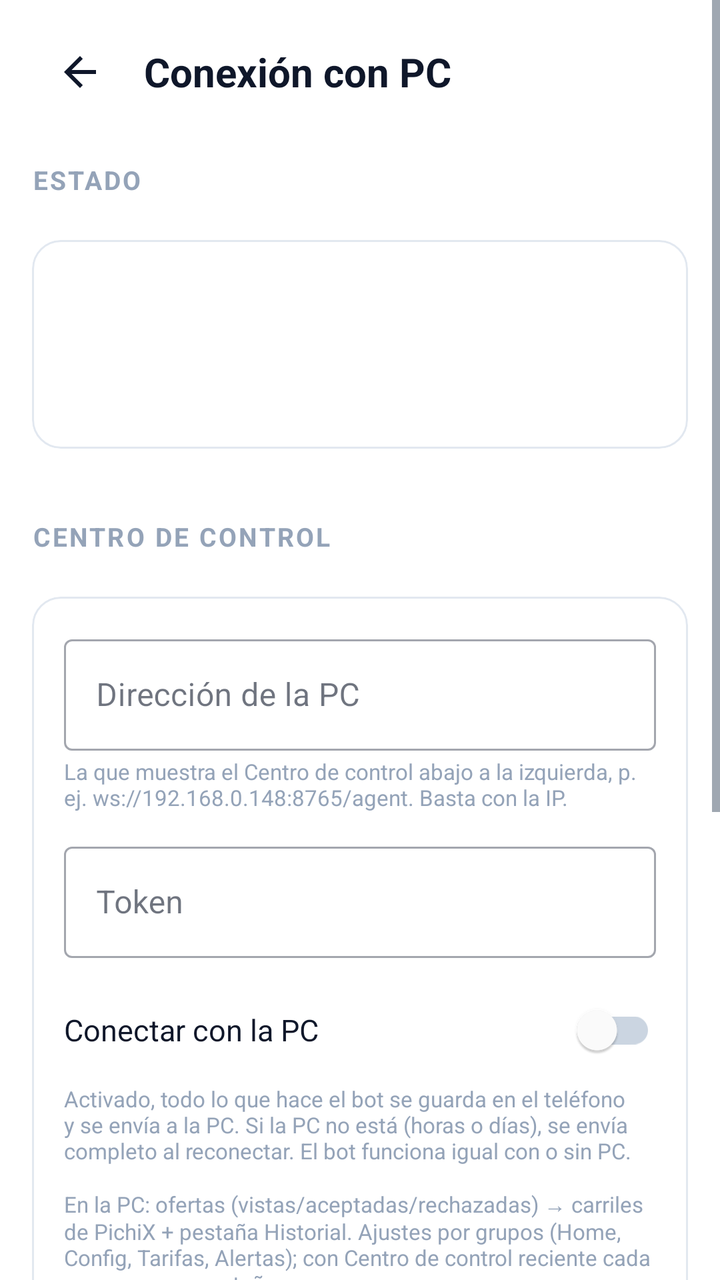
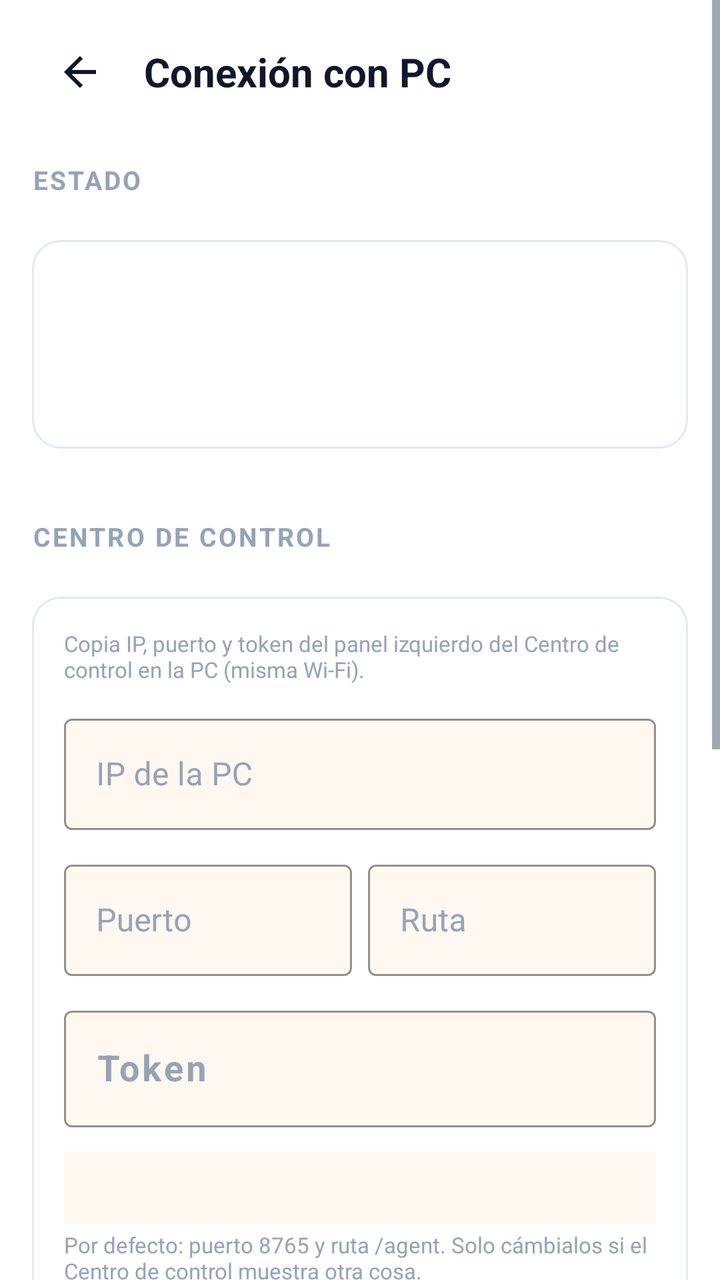

Before-and-after screenshots of an Android layout around one commit, followed by the original layout XML and the change that was made.
<!-- AndroidManifest.xml: application theme AppTheme -->
<!-- res/layout/dashboardcontrol_activity.xml -->
<?xml version="1.0" encoding="utf-8"?>
<ScrollView xmlns:android="http://schemas.android.com/apk/res/android"
    android:layout_width="match_parent"
    android:layout_height="match_parent"
    android:background="@color/bg_page"
    android:fillViewport="true"
    android:fitsSystemWindows="true">

    <LinearLayout
        android:layout_width="match_parent"
        android:layout_height="wrap_content"
        android:orientation="vertical"
        android:paddingStart="16dp"
        android:paddingTop="8dp"
        android:paddingEnd="16dp"
        android:paddingBottom="24dp">

        <LinearLayout
            android:layout_width="match_parent"
            android:layout_height="56dp"
            android:gravity="center_vertical"
            android:orientation="horizontal">

            <ImageButton
                android:id="@+id/dcBack"
                android:layout_width="48dp"
                android:layout_height="48dp"
                android:background="?attr/selectableItemBackgroundBorderless"
                android:contentDescription="Volver"
                android:src="?attr/homeAsUpIndicator"
                android:tint="@color/text_primary" />

            <TextView
                android:layout_width="0dp"
                android:layout_height="wrap_content"
                android:layout_marginStart="8dp"
                android:layout_weight="1"
                android:text="Conexión con PC"
                android:textColor="@color/text_primary"
                android:textSize="20sp"
                android:textStyle="bold" />
        </LinearLayout>

        <TextView
            style="@style/SectionLabel"
            android:layout_marginTop="4dp"
            android:text="Estado" />

        <LinearLayout
            style="@style/Card"
            android:padding="16dp">

            <TextView
                android:id="@+id/dcStatus"
                android:layout_width="match_parent"
                android:layout_height="wrap_content"
                android:textColor="@color/text_primary"
                android:textSize="17sp"
                android:textStyle="bold" />

            <TextView
                android:id="@+id/dcDetail"
                style="@style/RowHint"
                android:layout_width="match_parent"
                android:textSize="13sp" />

            <TextView
                android:id="@+id/dcPending"
                android:layout_width="match_parent"
                android:layout_height="wrap_content"
                android:layout_marginTop="10dp"
                android:textColor="@color/text_secondary"
                android:textSize="14sp" />
        </LinearLayout>

        <TextView
            style="@style/SectionLabel"
            android:text="Centro de control" />

        <LinearLayout
            style="@style/Card"
            android:padding="16dp">

            <com.google.android.material.textfield.TextInputLayout
                style="@style/Widget.MaterialComponents.TextInputLayout.OutlinedBox"
                android:layout_width="match_parent"
                android:layout_height="wrap_content"
                android:hint="Dirección de la PC">

                <com.google.android.material.textfield.TextInputEditText
                    android:id="@+id/dcUrl"
                    android:layout_width="match_parent"
                    android:layout_height="wrap_content"
                    android:importantForAutofill="no"
                    android:inputType="textUri"
                    android:singleLine="true" />
            </com.google.android.material.textfield.TextInputLayout>

            <TextView
                style="@style/RowHint"
                android:layout_width="match_parent"
                android:text="La que muestra el Centro de control abajo a la izquierda, p. ej. ws://192.168.0.148:8765/agent. Basta con la IP." />

            <com.google.android.material.textfield.TextInputLayout
                style="@style/Widget.MaterialComponents.TextInputLayout.OutlinedBox"
                android:layout_width="match_parent"
                android:layout_height="wrap_content"
                android:layout_marginTop="12dp"
                android:hint="Token">

                <com.google.android.material.textfield.TextInputEditText
                    android:id="@+id/dcToken"
                    android:layout_width="match_parent"
                    android:layout_height="wrap_content"
                    android:importantForAutofill="no"
                    android:inputType="textCapCharacters|textNoSuggestions"
                    android:singleLine="true" />
            </com.google.android.material.textfield.TextInputLayout>

            <com.google.android.material.switchmaterial.SwitchMaterial
                android:id="@+id/dcEnabled"
                android:layout_width="match_parent"
                android:layout_height="wrap_content"
                android:layout_marginTop="12dp"
                android:minHeight="48dp"
                android:text="Conectar con la PC"
                android:textColor="@color/text_primary"
                android:textSize="15sp" />

            <TextView
                style="@style/RowHint"
                android:layout_width="match_parent"
                android:text="Activado, todo lo que hace el bot se guarda en el teléfono y se envía a la PC. Si la PC no está (horas o días), se envía completo al reconectar. El bot funciona igual con o sin PC." />

            <TextView
                style="@style/RowHint"
                android:layout_width="match_parent"
                android:layout_marginTop="12dp"
                android:text="En la PC: ofertas (vistas/aceptadas/rechazadas) → carriles de PichiX + pestaña Historial. Ajustes por grupos (Home, Config, Tarifas, Alertas); con Centro de control reciente cada grupo es una pestaña." />

            <com.google.android.material.button.MaterialButton
                android:id="@+id/dcSave"
                style="@style/SparkButtonPrimary"
                android:layout_width="match_parent"
                android:layout_height="wrap_content"
                android:layout_marginTop="16dp"
                android:text="Guardar y conectar" />

            <com.google.android.material.button.MaterialButton
                android:id="@+id/dcRetry"
                style="@style/SparkButtonSecondary"
                android:layout_width="match_parent"
                android:layout_height="wrap_content"
                android:layout_marginTop="8dp"
                android:text="Reintentar ahora" />
        </LinearLayout>

        <TextView
            style="@style/SectionLabel"
            android:text="Pendientes de enviar" />

        <LinearLayout
            style="@style/Card"
            android:padding="16dp">

            <TextView
                style="@style/RowHint"
                android:layout_width="match_parent"
                android:layout_marginTop="0dp"
                android:text="Se guardan hasta 7 días. Borrarlos no afecta al bot ni al historial de la app, pero la PC no los recibirá." />

            <com.google.android.material.button.MaterialButton
                android:id="@+id/dcClear"
                style="@style/SparkButtonSecondary"
                android:layout_width="match_parent"
                android:layout_height="wrap_content"
                android:layout_marginTop="12dp"
                android:text="Borrar pendientes" />
        </LinearLayout>
    </LinearLayout>
</ScrollView>
<!-- resources referenced by this layout -->
<resources>
  <color name="bg_page">#FFFFFF</color>
  <color name="text_primary">#0F172A</color>
  <color name="text_secondary">#475569</color>
  <style name="Card">
          <item name="android:layout_width">match_parent</item>
          <item name="android:layout_height">wrap_content</item>
          <item name="android:orientation">vertical</item>
          <item name="android:background">@drawable/card_bg</item>
          <item name="android:layout_marginBottom">6dp</item>
          <item name="android:elevation">0dp</item>
          <item name="android:clipChildren">true</item>
          <item name="android:clipToOutline">true</item>
      </style>
  <style name="RowHint">
          <item name="android:layout_width">wrap_content</item>
          <item name="android:layout_height">wrap_content</item>
          <item name="android:textSize">11sp</item>
          <item name="android:textColor">@color/text_hint</item>
          <item name="android:layout_marginTop">3dp</item>
      </style>
  <style name="SparkButtonSecondary" parent="Widget.MaterialComponents.Button.OutlinedButton">
          <item name="android:minHeight">48dp</item>
          <item name="android:paddingTop">12dp</item>
          <item name="android:paddingBottom">12dp</item>
          <item name="android:textSize">14sp</item>
          <item name="cornerRadius">12dp</item>
          <item name="strokeWidth">1dp</item>
          <item name="strokeColor">@color/border_input</item>
          <item name="android:textColor">@color/text_primary</item>
          <item name="android:textAllCaps">false</item>
          <item name="android:insetTop">0dp</item>
          <item name="android:insetBottom">0dp</item>
      </style>
  <!-- drawable card_bg (drawable) -->
  <?xml version="1.0" encoding="utf-8"?>
  <shape xmlns:android="http://schemas.android.com/apk/res/android">
      <solid android:color="@color/bg_card"/>
      <stroke android:width="1dp" android:color="@color/border_subtle"/>
      <corners android:radius="14dp"/>
  </shape>
  <color name="text_hint">#94A3B8</color>
  <color name="button_primary_bg">#3B82F6</color>
  <color name="button_primary_text">#FFFFFF</color>
  <color name="border_input">#E8DFD4</color>
  <color name="colorPrimary">#FFFFFF</color>
  <color name="colorPrimaryDark">#FFFFFF</color>
  <color name="colorAccent">#3B82F6</color>
  <color name="bg_card">#FFFFFF</color>
  <style name="SparkSwitch" parent="Widget.MaterialComponents.CompoundButton.Switch">
          <item name="thumbTint">@color/header_switch_thumb</item>
          <item name="trackTint">@color/switch_track_selector</item>
      </style>
  <style name="PichiXTextInputLayout" parent="Widget.MaterialComponents.TextInputLayout.OutlinedBox">
          <item name="boxBackgroundColor">@color/bg_input</item>
          <item name="boxStrokeColor">@color/border_input</item>
          <item name="hintTextColor">@color/text_secondary</item>
          <item name="android:textColorHint">@color/text_hint</item>
      </style>
  <color name="border_subtle">#E2E8F0</color>
  <style name="SparkAlertDialogTitle" parent="MaterialAlertDialog.MaterialComponents.Title.Text">
          <item name="android:textColor">@color/text_primary</item>
      </style>
  <style name="SparkAlertDialogBody" parent="MaterialAlertDialog.MaterialComponents.Body.Text">
          <item name="android:textColor">@color/text_secondary</item>
      </style>
  <style name="SparkAlertDialogButton" parent="Widget.MaterialComponents.Button.TextButton.Dialog">
          <item name="android:textColor">@color/colorAccent</item>
          <item name="rippleColor">@color/sidebar_ripple</item>
      </style>
  <color name="bg_input">#FFF8F0</color>
  <color name="sidebar_ripple">#1A3B82F6</color>
  <!-- unchanged entries left out for length: 4 -->
</resources>

<!-- the commit's change to res/layout/dashboardcontrol_activity.xml (unified diff, before → after) -->
@@ -1,5 +1,6 @@
 <?xml version="1.0" encoding="utf-8"?>
 <ScrollView xmlns:android="http://schemas.android.com/apk/res/android"
+    xmlns:app="http://schemas.android.com/apk/res-auto"
     android:layout_width="match_parent"
     android:layout_height="match_parent"
     android:background="@color/bg_page"
@@ -81,41 +82,117 @@
             style="@style/Card"
             android:padding="16dp">
 
+            <TextView
+                style="@style/RowHint"
+                android:layout_width="match_parent"
+                android:layout_marginTop="0dp"
+                android:text="Copia IP, puerto y token del panel izquierdo del Centro de control en la PC (misma Wi‑Fi)." />
+
             <com.google.android.material.textfield.TextInputLayout
-                style="@style/Widget.MaterialComponents.TextInputLayout.OutlinedBox"
-                android:layout_width="match_parent"
-                android:layout_height="wrap_content"
-                android:hint="Dirección de la PC">
+                style="@style/PichiXTextInputLayout"
+                android:layout_width="match_parent"
+                android:layout_height="wrap_content"
+                android:layout_marginTop="12dp"
+                android:hint="IP de la PC"
+                app:placeholderText="192.168.0.148">
 
                 <com.google.android.material.textfield.TextInputEditText
-                    android:id="@+id/dcUrl"
+                    android:id="@+id/dcHost"
                     android:layout_width="match_parent"
                     android:layout_height="wrap_content"
                     android:importantForAutofill="no"
-                    android:inputType="textUri"
-                    android:singleLine="true" />
+                    android:inputType="textUri|textNoSuggestions"
+                    android:singleLine="true"
+                    android:textColor="@color/text_primary"
+                    android:textColorHint="@color/text_hint"
+                    android:textSize="16sp" />
             </com.google.android.material.textfield.TextInputLayout>
 
-            <TextView
-                style="@style/RowHint"
-                android:layout_width="match_parent"
-                android:text="La que muestra el Centro de control abajo a la izquierda, p. ej. ws://192.168.0.148:8765/agent. Basta con la IP." />
+            <LinearLayout
+                android:layout_width="match_parent"
+                android:layout_height="wrap_content"
+                android:layout_marginTop="12dp"
+                android:orientation="horizontal">
+
+                <com.google.android.material.textfield.TextInputLayout
+                    style="@style/PichiXTextInputLayout"
+                    android:layout_width="0dp"
+                    android:layout_height="wrap_content"
+                    android:layout_marginEnd="8dp"
+                    android:layout_weight="1"
+                    android:hint="Puerto"
+                    app:placeholderText="8765">
+
+                    <com.google.android.material.textfield.TextInputEditText
+                        android:id="@+id/dcPort"
+                        android:layout_width="match_parent"
+                        android:layout_height="wrap_content"
+                        android:importantForAutofill="no"
+                        android:inputType="number"
+                        android:singleLine="true"
+                        android:textColor="@color/text_primary"
+                        android:textColorHint="@color/text_hint"
+                        android:textSize="16sp" />
+                </com.google.android.material.textfield.TextInputLayout>
+
+                <com.google.android.material.textfield.TextInputLayout
+                    style="@style/PichiXTextInputLayout"
+                    android:layout_width="0dp"
+                    android:layout_height="wrap_content"
+                    android:layout_weight="1"
+                    android:hint="Ruta"
+                    app:placeholderText="/agent">
+
+                    <com.google.android.material.textfield.TextInputEditText
+                        android:id="@+id/dcPath"
+                        android:layout_width="match_parent"
+                        android:layout_height="wrap_content"
+                        android:importantForAutofill="no"
+                        android:inputType="textUri|textNoSuggestions"
+                        android:singleLine="true"
+                        android:textColor="@color/text_primary"
+                        android:textColorHint="@color/text_hint"
+                        android:textSize="16sp" />
+                </com.google.android.material.textfield.TextInputLayout>
+            </LinearLayout>
 
             <com.google.android.material.textfield.TextInputLayout
-                style="@style/Widget.MaterialComponents.TextInputLayout.OutlinedBox"
-                android:layout_width="match_parent"
-                android:layout_height="wrap_content"
-                android:layout_marginTop="12dp"
-                android:hint="Token">
+                style="@style/PichiXTextInputLayout"
+                android:layout_width="match_parent"
+                android:layout_height="wrap_content"
+                android:layout_marginTop="12dp"
+                android:hint="Token"
+                app:placeholderText="ABCD-EFGH">
 
                 <com.google.android.material.textfield.TextInputEditText
                     android:id="@+id/dcToken"
                     android:layout_width="match_parent"
                     android:layout_height="wrap_content"
                     android:importantForAutofill="no"
-                    android:inputType="textCapCharacters|textNoSuggestions"
-                    android:singleLine="true" />
+                    android:inputType="textCapCharacters|textNoSuggestions|textVisiblePassword"
+                    android:singleLine="true"
+                    android:textColor="@color/text_primary"
+                    android:textColorHint="@color/text_hint"
+                    android:textSize="18sp"
+                    android:textStyle="bold"
+                    android:letterSpacing="0.08" />
             </com.google.android.material.textfield.TextInputLayout>
+
+            <TextView
+                android:id="@+id/dcUrlPreview"
+                android:layout_width="match_parent"
+                android:layout_height="wrap_content"
+                android:layout_marginTop="12dp"
+                android:background="@color/bg_input"
+                android:fontFamily="monospace"
+                android:padding="10dp"
+                android:textColor="@color/text_secondary"
+                android:textSize="12sp" />
+
+            <TextView
+                style="@style/RowHint"
+                android:layout_width="match_parent"
+                android:text="Por defecto: puerto 8765 y ruta /agent. Solo cámbialos si el Centro de control muestra otra cosa." />
 
             <com.google.android.material.switchmaterial.SwitchMaterial
                 android:id="@+id/dcEnabled"
@@ -130,13 +207,7 @@
             <TextView
                 style="@style/RowHint"
                 android:layout_width="match_parent"
-                android:text="Activado, todo lo que hace el bot se guarda en el teléfono y se envía a la PC. Si la PC no está (horas o días), se envía completo al reconectar. El bot funciona igual con o sin PC." />
-
-            <TextView
-                style="@style/RowHint"
-                android:layout_width="match_parent"
-                android:layout_marginTop="12dp"
-                android:text="En la PC: ofertas (vistas/aceptadas/rechazadas) → carriles de PichiX + pestaña Historial. Ajustes por grupos (Home, Config, Tarifas, Alertas); con Centro de control reciente cada grupo es una pestaña." />
+                android:text="Activado, todo lo que hace el bot se guarda en el teléfono y se envía a la PC. Si la PC no está, se envía al reconectar." />
 
             <com.google.android.material.button.MaterialButton
                 android:id="@+id/dcSave"
